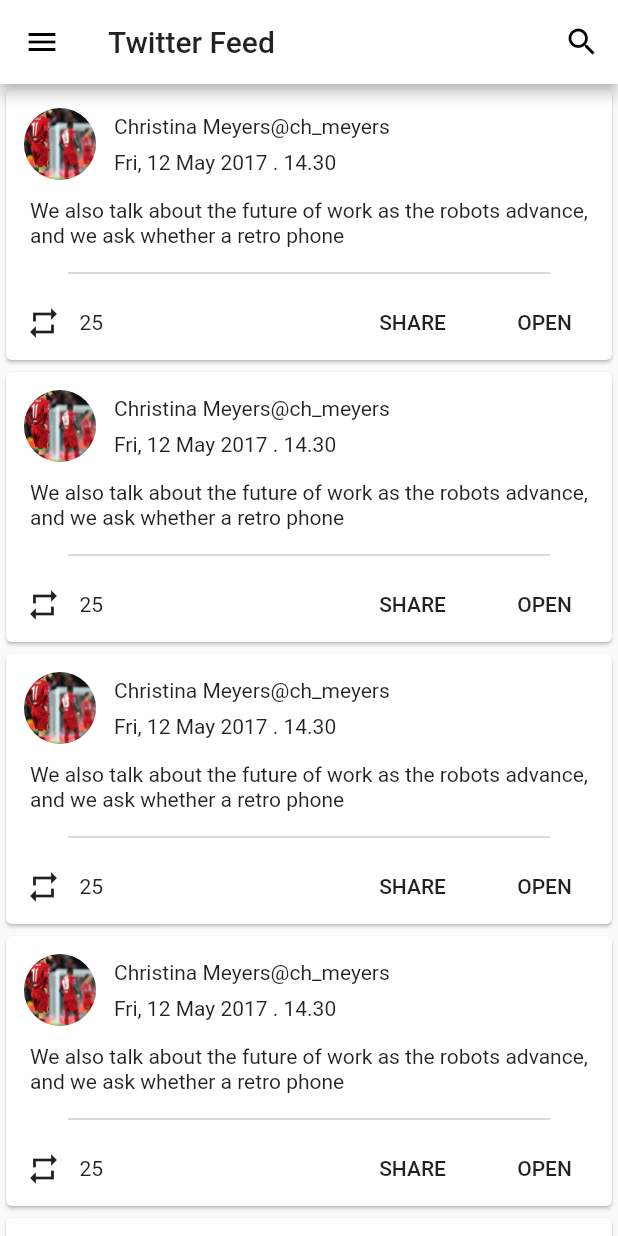
After one commit to M-elhasan9/news_app, a Flutter app: the TwitterFeed screen opened directly, in the side drawer, after a tap on the "repeat" icon, on a phone screen of 412 x 824 dp. The commit adds this screen. Run offline on Flutter 3.47's test engine with Material 2 defaults, Android fonts, the phone set to English and light mode, and no system bars; our stand-ins replace shared_preferences, smooth_page_indicator; accounts and stored records are empty.

Commit message:
add Twitter feed page

```diff
--- a/lib/models/NavMenuItem.dart
+++ b/lib/models/NavMenuItem.dart
@@ -1,7 +1,6 @@
+class NavMenuItem {
+  String title;
+  Function destination;
 
-class NavMenuItem{
-String title;
-Function destination;
-
-NavMenuItem(this.title, this.destination);
+  NavMenuItem(this.title, this.destination);
 }
--- a/lib/view/headLine_news.dart
+++ b/lib/view/headLine_news.dart
@@ -9,8 +9,10 @@ class HeadLineNews extends StatefulWidget {
   _HeadLineNewsState createState() => _HeadLineNewsState();
 }
 
-class _HeadLineNewsState extends State<HeadLineNews> with TickerProviderStateMixin {
-TabController _tabController;
+class _HeadLineNewsState extends State<HeadLineNews>
+    with TickerProviderStateMixin {
+  TabController _tabController;
+
   @override
   void initState() {
     super.initState();
--- a/lib/view/navigation_drawer.dart
+++ b/lib/view/navigation_drawer.dart
@@ -1,6 +1,6 @@
-
 import 'package:flutter/material.dart';
-import 'package:news_app/view/headLine_news.dart';
+import '../view/headLine_news.dart';
+import '../view/twitter_feed.dart';
 import '../view/home_screen.dart';
 import '../models/NavMenuItem.dart';
 
@@ -11,8 +11,9 @@ class NavigationDrawer extends StatefulWidget {
 
 class _NavigationDrawerState extends State<NavigationDrawer> {
   List<NavMenuItem> navigationMenu = [
-NavMenuItem("Explore",() => HomeScreen()),
-    NavMenuItem("Headline News", ()=> HeadLineNews()),
+    NavMenuItem("Explore", () => HomeScreen()),
+    NavMenuItem("Headline News", () => HeadLineNews()),
+    NavMenuItem("Twitter Feed", () => TwitterFeed()),
   ];
   List<String> navMenu = [
     'Explore',
@@ -23,6 +24,7 @@ NavMenuItem("Explore",() => HomeScreen()),
     'Settings',
     'Logout',
   ];
+
   @override
   Widget build(BuildContext context) {
     return Drawer(
@@ -33,16 +35,25 @@ NavMenuItem("Explore",() => HomeScreen()),
             return ListTile(
               title: Text(
                 navigationMenu[position].title,
-                style: TextStyle(color: Colors.grey.shade700, fontSize: 20.0,),
+                style: TextStyle(
+                  color: Colors.grey.shade700,
+                  fontSize: 20.0,
+                ),
               ),
               trailing: Icon(
                 Icons.chevron_right,
                 color: Colors.grey.shade400,
               ),
               onTap: () {
-                Navigator.push(context, MaterialPageRoute(builder: (context){
-                  return navigationMenu[position].destination();
-                },),);
+                Navigator.pop(context);
+                Navigator.push(
+                  context,
+                  MaterialPageRoute(
+                    builder: (context) {
+                      return navigationMenu[position].destination();
+                    },
+                  ),
+                );
               },
             );
           },
--- /dev/null
+++ b/lib/view/twitter_feed.dart
@@ -0,0 +1,119 @@
+import 'package:flutter/cupertino.dart';
+import 'package:flutter/material.dart';
+import '../view/navigation_drawer.dart';
+
+class TwitterFeed extends StatefulWidget {
+  @override
+  _TwitterFeedState createState() => _TwitterFeedState();
+}
+
+class _TwitterFeedState extends State<TwitterFeed> {
+  @override
+  Widget build(BuildContext context) {
+    return Scaffold(
+      appBar: AppBar(
+        title: Text('Twitter Feed'),
+        centerTitle: false,
+        actions: [
+          IconButton(icon: Icon(Icons.search), onPressed: () {}),
+        ],
+      ),
+      drawer: NavigationDrawer(),
+      body: ListView.builder(
+        itemBuilder: (context, position) {
+          return Card(
+            child: Column(
+              children: [
+                _cardHeader(),
+                _cardBody(),
+                Divider(
+                  thickness: 0.5,
+                  color: Colors.grey,
+                  indent: MediaQuery.of(context).size.width * 0.1,
+                  endIndent: MediaQuery.of(context).size.width * 0.1,
+                ),
+                _cardFooter(),
+              ],
+            ),
+          );
+        },
+        itemCount: 20,
+      ),
+    );
+  }
+
+  Widget _cardHeader() {
+    return Row(
+      children: [
+        Padding(
+          padding: const EdgeInsets.all(12.0),
+          child: CircleAvatar(
+            backgroundImage: ExactAssetImage('assets/images/1.jpg'),
+            radius: 24.0,
+          ),
+        ),
+        Column(
+          crossAxisAlignment: CrossAxisAlignment.start,
+          children: [
+            Row(
+              children: [
+                Text('Christina Meyers'),
+                Text('@ch_meyers'),
+              ],
+            ),
+            SizedBox(
+              height: 8.0,
+            ),
+            Text('Fri, 12 May 2017 . 14.30'),
+          ],
+        ),
+      ],
+    );
+  }
+
+  Widget _cardBody() {
+    return Padding(
+      padding: const EdgeInsets.only(
+        left: 16.0,
+        right: 16.0,
+        bottom: 8.0,
+      ),
+      child: Text(
+        'We also talk about the future of work as the robots advance, and we ask whether a retro phone',
+        style: TextStyle(height: 1.2),
+      ),
+    );
+  }
+
+  Widget _cardFooter() {
+    return Padding(
+      padding: const EdgeInsets.all(1.0),
+      child: Row(
+        mainAxisAlignment: MainAxisAlignment.spaceBetween,
+        children: [
+          Row(
+            children: [
+              IconButton(
+                icon: Icon(Icons.repeat),
+                onPressed: () {},
+              ),
+              Text('25'),
+            ],
+          ),
+          Row(
+            children: [
+              FlatButton(
+                onPressed: () {},
+                child: Text('SHARE'),
+              ),
+              FlatButton(
+                onPressed: () {},
+                child: Text('OPEN'),
+              ),
+            ],
+          ),
+        ],
+      ),
+    );
+  }
+}
```
